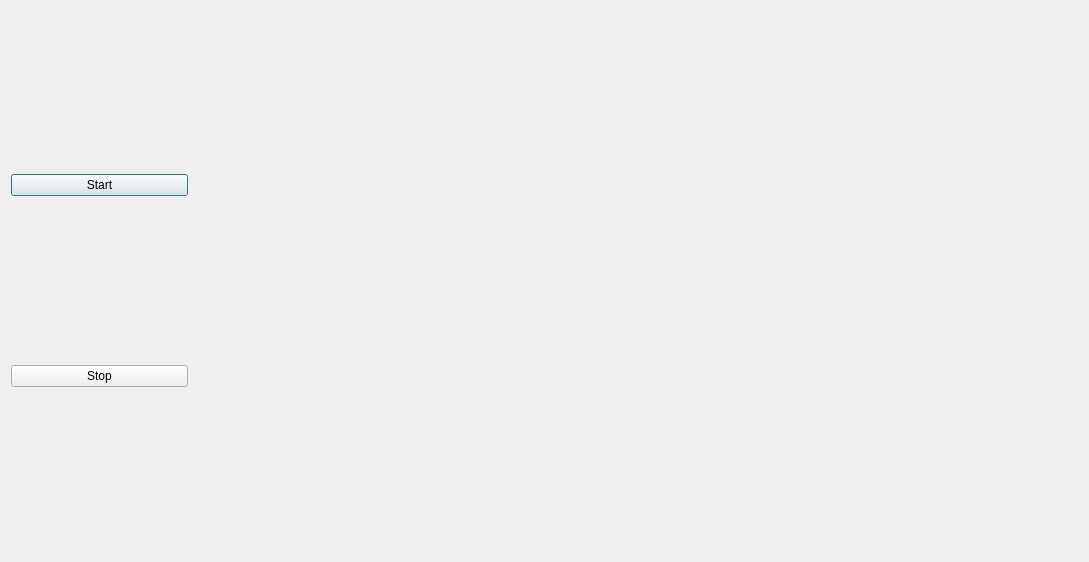
First picture: the form in OCTDialog.ui, repository djsperka/vortup, before the edit.
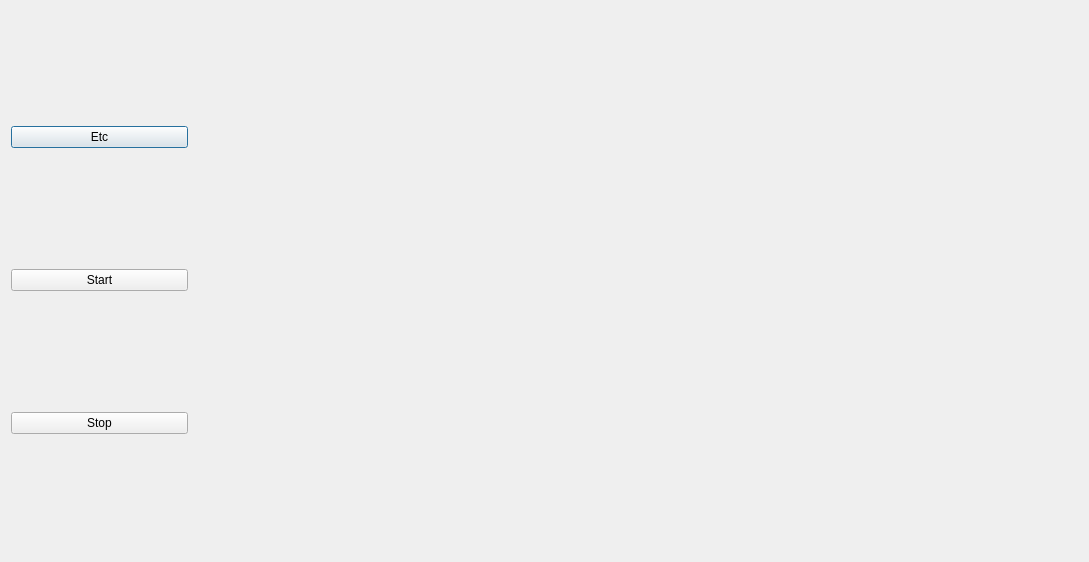
Second picture: the form after the edit.

Commit message: Incorporated Etc dialog. Plots incorrect for volumes with >1 bscan.

The edit to the form file:
```diff
--- a/OCTDialog.ui
+++ b/OCTDialog.ui
@@ -19,6 +19,13 @@
      <property name="sizeConstraint">
       <enum>QLayout::SetMinimumSize</enum>
      </property>
+     <item>
+      <widget class="QPushButton" name="pbEtc">
+       <property name="text">
+        <string>Etc</string>
+       </property>
+      </widget>
+     </item>
      <item>
       <widget class="QPushButton" name="pbStart">
        <property name="text">
```
The commit also changes 5 other files.
